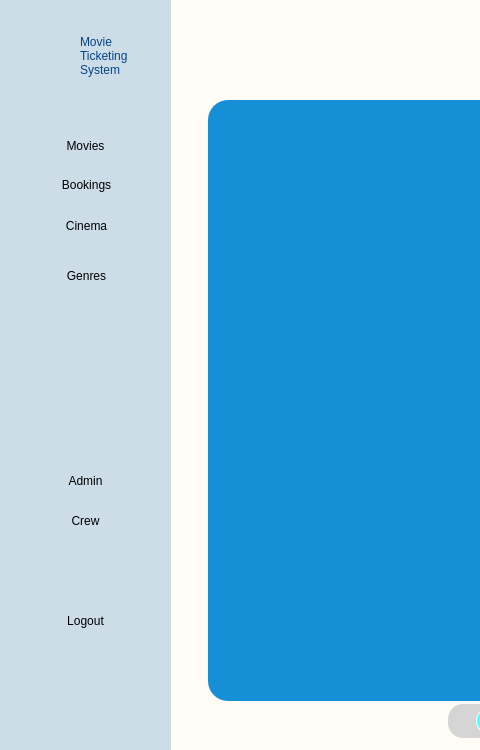
Above: Ui_Files/movies.ui from edejeed/Movie-Ticketing before the change; both pictures show x 0 to 480 and y 0 to 750 of the 861 by 750 pixel window. Below: the same form after it.
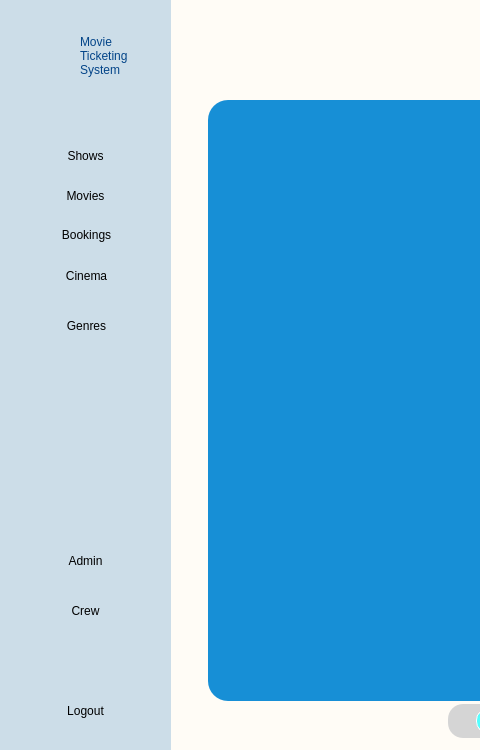
That is the form after the change. Icons and pictures are not drawn.

What changed in the file:
```diff
--- a/Ui_Files/movies.ui
+++ b/Ui_Files/movies.ui
@@ -85,7 +85,7 @@
      <property name="geometry">
       <rect>
        <x>20</x>
-       <y>130</y>
+       <y>180</y>
        <width>131</width>
        <height>31</height>
       </rect>
@@ -122,7 +122,7 @@
      <property name="geometry">
       <rect>
        <x>21</x>
-       <y>169</y>
+       <y>219</y>
        <width>131</width>
        <height>31</height>
       </rect>
@@ -159,7 +159,7 @@
      <property name="geometry">
       <rect>
        <x>20</x>
-       <y>460</y>
+       <y>540</y>
        <width>131</width>
        <height>41</height>
       </rect>
@@ -196,7 +196,7 @@
      <property name="geometry">
       <rect>
        <x>20</x>
-       <y>500</y>
+       <y>590</y>
        <width>131</width>
        <height>41</height>
       </rect>
@@ -233,7 +233,7 @@
      <property name="geometry">
       <rect>
        <x>20</x>
-       <y>600</y>
+       <y>690</y>
        <width>131</width>
        <height>41</height>
       </rect>
@@ -266,23 +266,23 @@
       <bool>false</bool>
      </property>
     </widget>
-    <widget class="QPushButton" name="ticketsButton_2">
+    <widget class="QPushButton" name="cinemaButton">
      <property name="geometry">
       <rect>
        <x>21</x>
-       <y>210</y>
+       <y>260</y>
        <width>131</width>
        <height>31</height>
       </rect>
      </property>
      <property name="styleSheet">
-      <string notr="true">#ticketsButton_2{
+      <string notr="true">#cinemaButton{
 background-color: TRANSPARENT;
 border: TRANSPARENT;
 border-radius: 15px;
 }
 
-#ticketsButton_2:hover{
+#cinemaButton:hover{
 background-color: rgb(236, 236, 236);
 }</string>
      </property>
@@ -303,23 +303,23 @@
       <bool>false</bool>
      </property>
     </widget>
-    <widget class="QPushButton" name="ticketsButton_3">
+    <widget class="QPushButton" name="genreButton">
      <property name="geometry">
       <rect>
        <x>21</x>
-       <y>260</y>
+       <y>310</y>
        <width>131</width>
        <height>31</height>
       </rect>
      </property>
      <property name="styleSheet">
-      <string notr="true">#ticketsButton_3{
+      <string notr="true">#genreButton{
 background-color: TRANSPARENT;
 border: TRANSPARENT;
 border-radius: 15px;
 }
 
-#ticketsButton_3:hover{
+#genreButton:hover{
 background-color: rgb(236, 236, 236);
 }</string>
      </property>
@@ -340,6 +340,43 @@
       <bool>false</bool>
      </property>
     </widget>
+    <widget class="QPushButton" name="showButton">
+     <property name="geometry">
+      <rect>
+       <x>20</x>
+       <y>140</y>
+       <width>131</width>
+       <height>31</height>
+      </rect>
+     </property>
+     <property name="styleSheet">
+      <string notr="true">#showButton{
+background-color: TRANSPARENT;
+border: TRANSPARENT;
+border-radius: 15px;
+}
+
+#showButton:hover{
+background-color: rgb(236, 236, 236);
+}</string>
+     </property>
+     <property name="text">
+      <string>Shows</string>
+     </property>
+     <property name="icon">
+      <iconset>
+       <normaloff>../img/movies.png</normaloff>../img/movies.png</iconset>
+     </property>
+     <property name="iconSize">
+      <size>
+       <width>40</width>
+       <height>40</height>
+      </size>
+     </property>
+     <property name="flat">
+      <bool>false</bool>
+     </property>
+    </widget>
    </widget>
    <widget class="QWidget" name="mainBG" native="true">
     <property name="geometry">
```
